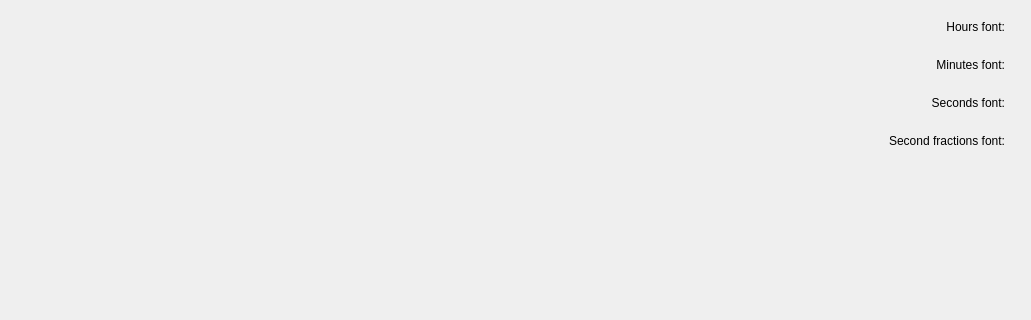
The window that src/widgets/fontsettings.ui (KDE/kronometer) describes before a commit, drawn with Qt 5; both pictures show x 0 to 1031 and y 0 to 320 of the 1031 by 681 pixel window.
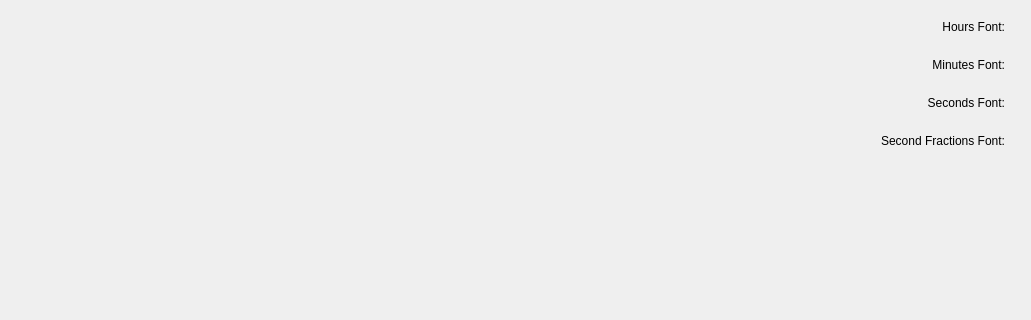
The same window after the commit. Custom widgets are drawn as their Qt base class.

Patch:
```diff
--- a/src/widgets/fontsettings.ui
+++ b/src/widgets/fontsettings.ui
@@ -17,7 +17,7 @@
       <item>
        <widget class="QLabel" name="label">
         <property name="text">
-         <string>Hours font:</string>
+         <string>Hours Font:</string>
         </property>
         <property name="alignment">
          <set>Qt::AlignRight|Qt::AlignTrailing|Qt::AlignVCenter</set>
@@ -52,7 +52,7 @@
       <item>
        <widget class="QLabel" name="label_2">
         <property name="text">
-         <string>Minutes font:</string>
+         <string>Minutes Font:</string>
         </property>
         <property name="alignment">
          <set>Qt::AlignRight|Qt::AlignTrailing|Qt::AlignVCenter</set>
@@ -87,7 +87,7 @@
       <item>
        <widget class="QLabel" name="label_3">
         <property name="text">
-         <string>Seconds font:</string>
+         <string>Seconds Font:</string>
         </property>
         <property name="alignment">
          <set>Qt::AlignRight|Qt::AlignTrailing|Qt::AlignVCenter</set>
@@ -122,7 +122,7 @@
       <item>
        <widget class="QLabel" name="label_4">
         <property name="text">
-         <string>Second fractions font:</string>
+         <string>Second Fractions Font:</string>
         </property>
         <property name="alignment">
          <set>Qt::AlignRight|Qt::AlignTrailing|Qt::AlignVCenter</set>
```
